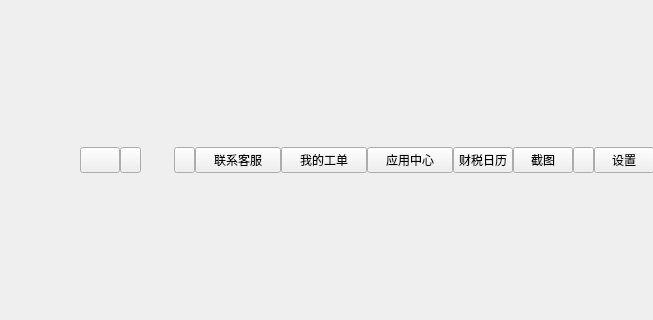
Qt form src/ZcloudDesk/ZcloudDesk.ui (gispda/ZcloudDesk) before a commit; both pictures show x 157 to 810 and y 185 to 505 of the 1329 by 752 pixel window.
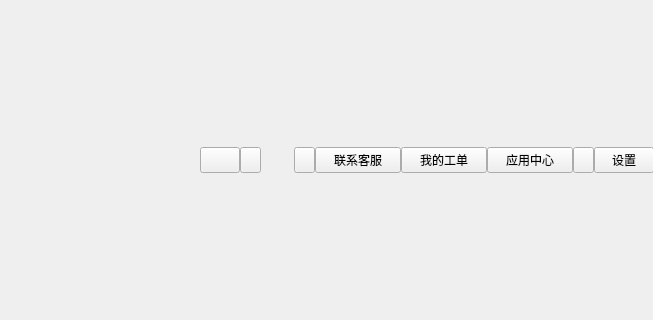
The same form after that commit. Icons and pictures are not drawn. Custom widgets are drawn as their Qt base class.

```diff
--- a/src/ZcloudDesk/ZcloudDesk.ui
+++ b/src/ZcloudDesk/ZcloudDesk.ui
@@ -373,84 +373,6 @@
        </property>
       </widget>
      </item>
-     <item>
-      <widget class="QPushButton" name="calendarButton">
-       <property name="sizePolicy">
-        <sizepolicy hsizetype="Fixed" vsizetype="Fixed">
-         <horstretch>0</horstretch>
-         <verstretch>0</verstretch>
-        </sizepolicy>
-       </property>
-       <property name="minimumSize">
-        <size>
-         <width>60</width>
-         <height>26</height>
-        </size>
-       </property>
-       <property name="maximumSize">
-        <size>
-         <width>60</width>
-         <height>26</height>
-        </size>
-       </property>
-       <property name="styleSheet">
-        <string notr="true">QPushButton{border-image: url(:/ZcloudDesk/image/bg_transparent.png);color: rgb(255, 255, 255);
-font: 12px &quot;微软雅黑&quot;;}
-QPushButton:hover{border-image: url(:/ZcloudDesk/image/bg_transparent_hover.png);color: rgb(255, 255, 255);
-font: 12px &quot;微软雅黑&quot;}
-QPushButton:pressed{border-image: url(:/ZcloudDesk/image/bg_transparent_pre.png);color: rgb(255, 255, 255);
-font: 12px &quot;微软雅黑&quot;};</string>
-       </property>
-       <property name="text">
-        <string>财税日历</string>
-       </property>
-       <property name="iconSize">
-        <size>
-         <width>14</width>
-         <height>26</height>
-        </size>
-       </property>
-      </widget>
-     </item>
-     <item>
-      <widget class="QPushButton" name="screenShootButton">
-       <property name="sizePolicy">
-        <sizepolicy hsizetype="Fixed" vsizetype="Fixed">
-         <horstretch>0</horstretch>
-         <verstretch>0</verstretch>
-        </sizepolicy>
-       </property>
-       <property name="minimumSize">
-        <size>
-         <width>60</width>
-         <height>26</height>
-        </size>
-       </property>
-       <property name="maximumSize">
-        <size>
-         <width>60</width>
-         <height>26</height>
-        </size>
-       </property>
-       <property name="styleSheet">
-        <string notr="true">QPushButton{border-image: url(:/ZcloudDesk/image/bg_transparent.png);color: rgb(255, 255, 255);
-font: 12px &quot;微软雅黑&quot;;}
-QPushButton:hover{border-image: url(:/ZcloudDesk/image/bg_transparent_hover.png);color: rgb(255, 255, 255);
-font: 12px &quot;微软雅黑&quot;}
-QPushButton:pressed{border-image: url(:/ZcloudDesk/image/bg_transparent_pre.png);color: rgb(255, 255, 255);
-font: 12px &quot;微软雅黑&quot;};</string>
-       </property>
-       <property name="text">
-        <string>截图</string>
-       </property>
-       <property name="iconSize">
-        <size>
-         <width>14</width>
-         <height>26</height>
-        </size>
-       </property>
-      </widget>
-     </item>
      <item>
       <widget class="QPushButton" name="spaceButton">
        <property name="sizePolicy">
```
